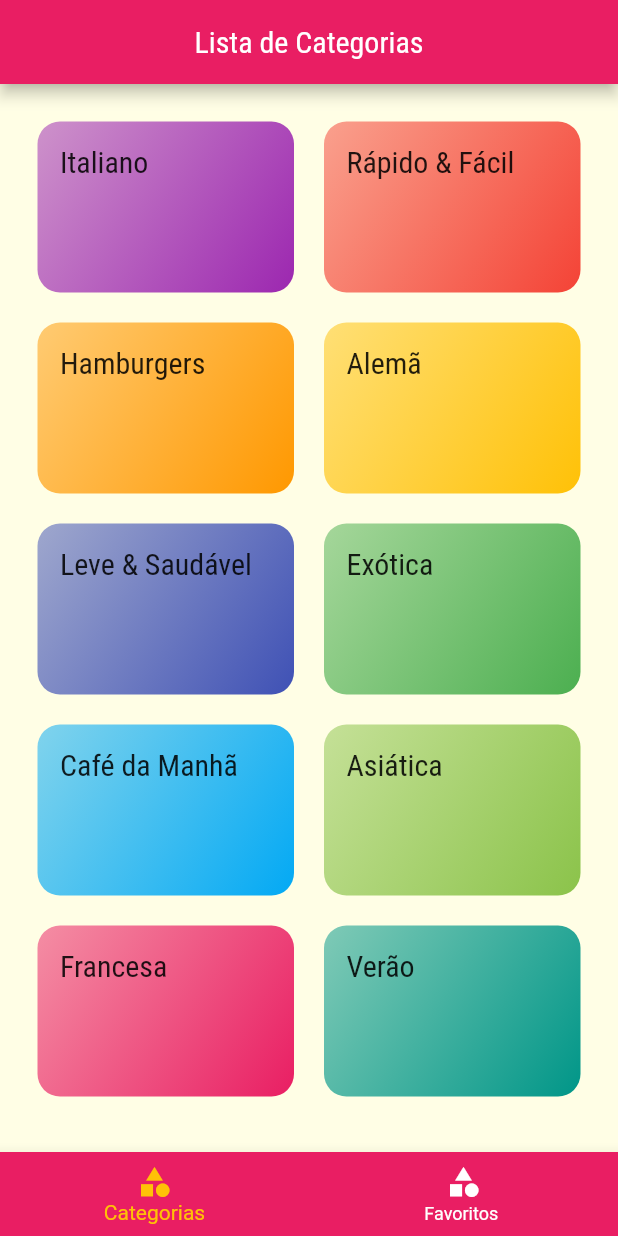
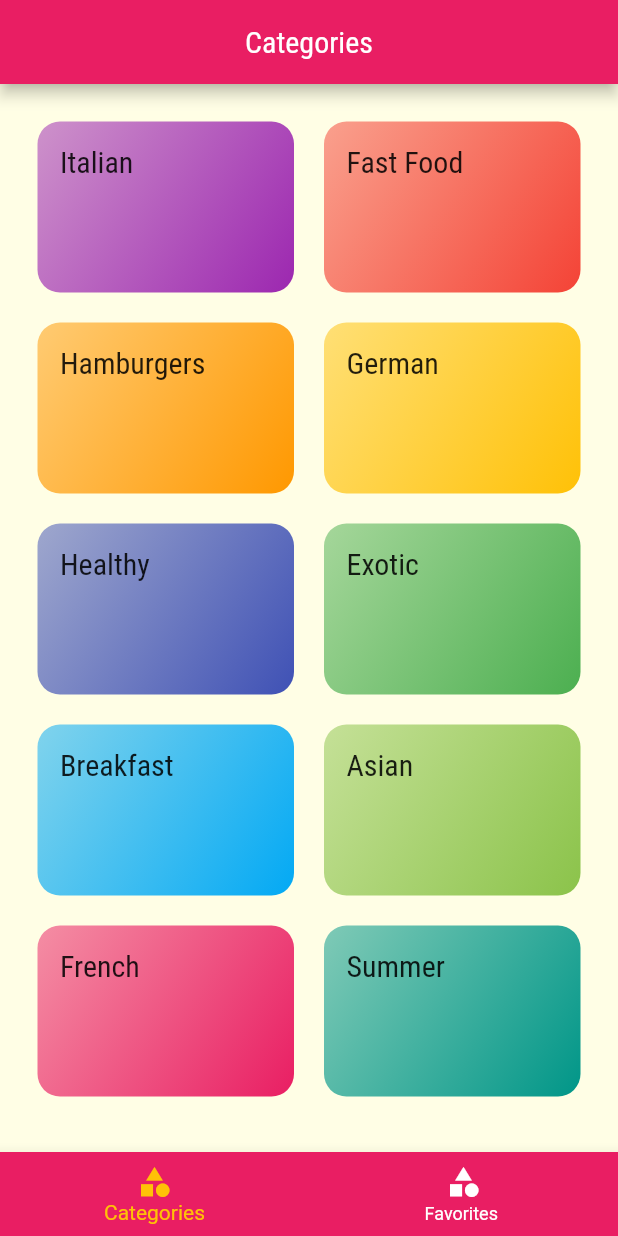
Before and after one commit to rafael-lima-rodrigues/meals-flutter, a Flutter app: the screen it shows after launch, on a phone screen of 412 x 824 dp. Run offline on Flutter 3.47's test engine with Material 2 defaults, Android fonts, the phone set to English and light mode, and no system bars.

Commit message:
translate to english

```diff
--- a/lib/data/dummy_data.dart
+++ b/lib/data/dummy_data.dart
@@ -7,12 +7,12 @@ import '../models/meal.dart';
 const dummyCategories = [
   Category(
     id: 'c1',
-    title: 'Italiano',
+    title: 'Italian',
     color: Colors.purple,
   ),
   Category(
     id: 'c2',
-    title: 'Rápido & Fácil',
+    title: 'Fast Food',
     color: Colors.red,
   ),
   Category(
@@ -22,37 +22,37 @@ const dummyCategories = [
   ),
   Category(
     id: 'c4',
-    title: 'Alemã',
+    title: 'German',
     color: Colors.amber,
   ),
   Category(
     id: 'c5',
-    title: 'Leve & Saudável',
+    title: 'Healthy',
     color: Colors.indigo,
   ),
   Category(
     id: 'c6',
-    title: 'Exótica',
+    title: 'Exotic',
     color: Colors.green,
   ),
   Category(
     id: 'c7',
-    title: 'Café da Manhã',
+    title: 'Breakfast',
     color: Colors.lightBlue,
   ),
   Category(
     id: 'c8',
-    title: 'Asiática',
+    title: 'Asian',
     color: Colors.lightGreen,
   ),
   Category(
     id: 'c9',
-    title: 'Francesa',
+    title: 'French',
     color: Colors.pink,
   ),
   Category(
     id: 'c10',
-    title: 'Verão',
+    title: 'Summer',
     color: Colors.teal,
   ),
 ];
--- a/lib/main.dart
+++ b/lib/main.dart
@@ -1,7 +1,6 @@
 import 'package:flutter/material.dart';
 import 'package:meals/utils/app_routes.dart';
 import 'package:meals/views/categories_meals_view.dart';
-import 'package:meals/views/categories_view.dart';
 import 'package:meals/views/meal_detail_view.dart';
 import 'package:meals/views/tabs_view.dart';
 
@@ -13,7 +12,7 @@ class MyApp extends StatelessWidget {
   @override
   Widget build(BuildContext context) {
     return MaterialApp(
-      title: 'Vamos Cozinhar?',
+      title: 'Let\'s Cook?',
       theme: ThemeData(
           colorScheme: ColorScheme.fromSwatch(
             primarySwatch: Colors.pink,
--- a/lib/views/favorite_view.dart
+++ b/lib/views/favorite_view.dart
@@ -8,7 +8,7 @@ class FavoriteView extends StatelessWidget {
   @override
   Widget build(BuildContext context) {
     return Center(
-      child: Text('Minhas refeições Favoritas'),
+      child: Text('My favorite meals'),
     );
   }
 }
--- a/lib/views/meal_detail_view.dart
+++ b/lib/views/meal_detail_view.dart
@@ -46,7 +46,7 @@ class MealDetailView extends StatelessWidget {
                 fit: BoxFit.cover,
               ),
             ),
-            _createSectionTitle(context, 'Ingredientes'),
+            _createSectionTitle(context, 'Ingredients'),
             _createSectionContainer(ListView.builder(
                 itemCount: meal.ingredients.length,
                 itemBuilder: (ctx, index) {
@@ -59,7 +59,7 @@ class MealDetailView extends StatelessWidget {
                     ),
                   );
                 })),
-            _createSectionTitle(context, 'Passos'),
+            _createSectionTitle(context, 'Steps'),
             _createSectionContainer(ListView.builder(
                 itemCount: meal.steps.length,
                 itemBuilder: (ctx, index) {
--- a/lib/views/tabs_view.dart
+++ b/lib/views/tabs_view.dart
@@ -12,8 +12,8 @@ class TabsView extends StatefulWidget {
 class _TabsViewState extends State<TabsView> {
   int _selectedViewIndex = 0;
   final List<Map<String,Object>> _views = [
-    {'title': 'Lista de Categorias', 'view': const CategoriesView()},
-    {'title': 'Meus Favoritos', 'view': const FavoriteView()}
+    {'title': 'Categories', 'view': const CategoriesView()},
+    {'title': 'Favorites', 'view': const FavoriteView()}
     ];
 
   _selectView(int index) {
@@ -39,9 +39,9 @@ class _TabsViewState extends State<TabsView> {
         currentIndex: _selectedViewIndex,
         items: const [
           BottomNavigationBarItem(
-              icon: Icon(Icons.category), label: 'Categorias'),
+              icon: Icon(Icons.category), label: 'Categories'),
           BottomNavigationBarItem(
-              icon: Icon(Icons.category), label: 'Favoritos '),
+              icon: Icon(Icons.category), label: 'Favorites '),
         ],
       ),
     );
```
Also changed, not shown: lib/models/meal.dart (+7 -7 lines), docs/meal_list_catogory.png (added), docs/screenshoot_main.png, docs/step_ingredients.png (added), 1 other file.
